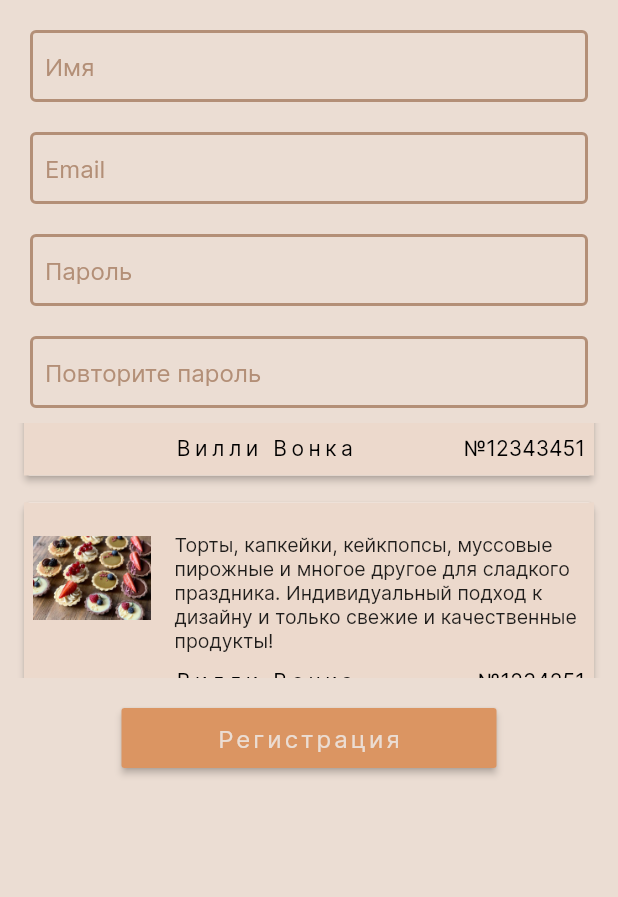
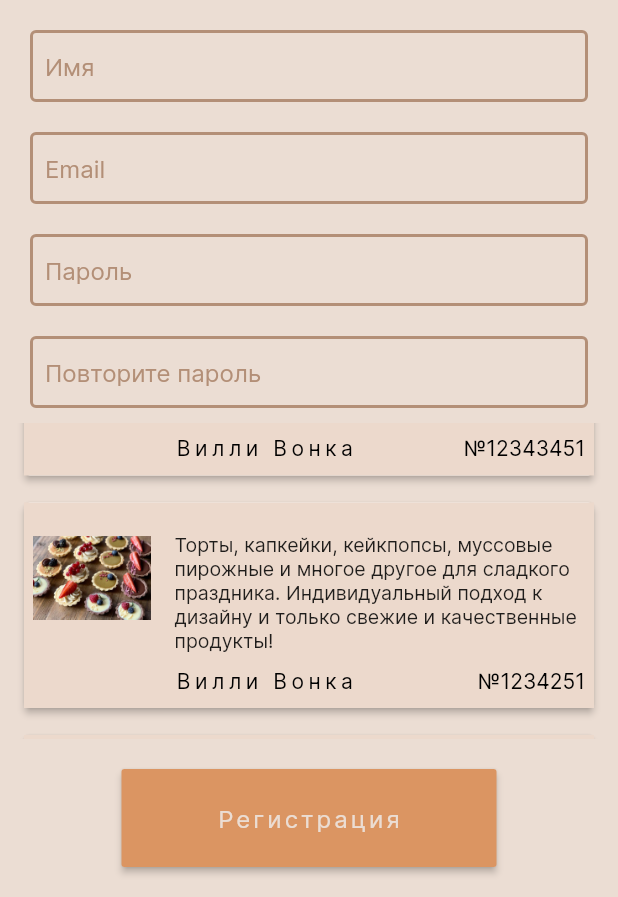
Before and after one commit to vcerm/Trot-nofelet, a Flutter app: the Register screen opened directly, scrolled down 576 dp, on a phone screen of 412 x 824 dp, the part 339-1236 px from its top. Run offline on Flutter 3.47's test engine with Material 2 defaults, Android fonts, the phone set to English and light mode, and no system bars.

Commit message:
list&button in RegPage

```diff
--- a/lib/pages/registraion_page.dart
+++ b/lib/pages/registraion_page.dart
@@ -5,6 +5,8 @@ import '../widgets/User_Items_Widget.dart';
 import '../widgets/input.dart';
 import 'package:nofelet/widgets/User_Preferences.dart';
 import 'package:nofelet/models/item.dart';
+
+import 'main_page.dart';
 
 class Register extends StatefulWidget {
   const Register({Key? key}) : super(key: key);
@@ -23,7 +25,18 @@ class _RegisterState extends State<Register> {
   Widget build(BuildContext context) {
 
     void _buttonReg(){
+      if(_passwordController.text == _passwordChekController.text){
+        _passwordController.clear();
+        _nameController.clear();
+        _emailController.clear();
+        _passwordChekController.clear();
 
+        Navigator.push(
+            context, MaterialPageRoute(builder: (context) => MainPage()));
+      } else {
+        _passwordController.clear();
+        _passwordChekController.clear();
+      }
     }
 
     return Scaffold(
@@ -74,16 +87,22 @@ class _RegisterState extends State<Register> {
             padding: const EdgeInsets.symmetric(vertical: 10.0),
             child: input('Повторите пароль', _passwordChekController, true),
           ),
-          Container(
-            height: 170,
-            child: UserItemsWidget(items: user.items),
+          Expanded(
+            flex: 2,
+            child: SizedBox(
+              height: 170,
+              child: UserItemsWidget(items: user.items),
+            ),
           ),
-          Padding(
-            padding: const EdgeInsets.only(top: 20.0),
-            child: SizedBox(
-              height: 40,
-              width: 250,
-              child: button('Регистрация', (){}),
+          Expanded(
+            flex: 1,
+            child: Padding(
+              padding: const EdgeInsets.symmetric(vertical: 20.0),
+              child: SizedBox(
+                height: 40,
+                width: 250,
+                child: button('Регистрация', _buttonReg),
+              ),
             ),
           ),
         ],
--- a/lib/widgets/input.dart
+++ b/lib/widgets/input.dart
@@ -13,10 +13,10 @@ Widget input(String hint, TextEditingController controller, bool obscure){
         ),
         hintText: hint,
         enabledBorder: const OutlineInputBorder(
-            borderSide: BorderSide(color: Color(0xffb38f77), width: 2)
+          borderSide: BorderSide(color: Color(0xffb38f77), width: 2),
         ),
         focusedBorder: const OutlineInputBorder(
-            borderSide: BorderSide(color: Color(0xffb38f77), width: 3)
+          borderSide: BorderSide(color: Color(0xffb38f77), width: 3),
         ),
       ),
       controller: controller,
```
